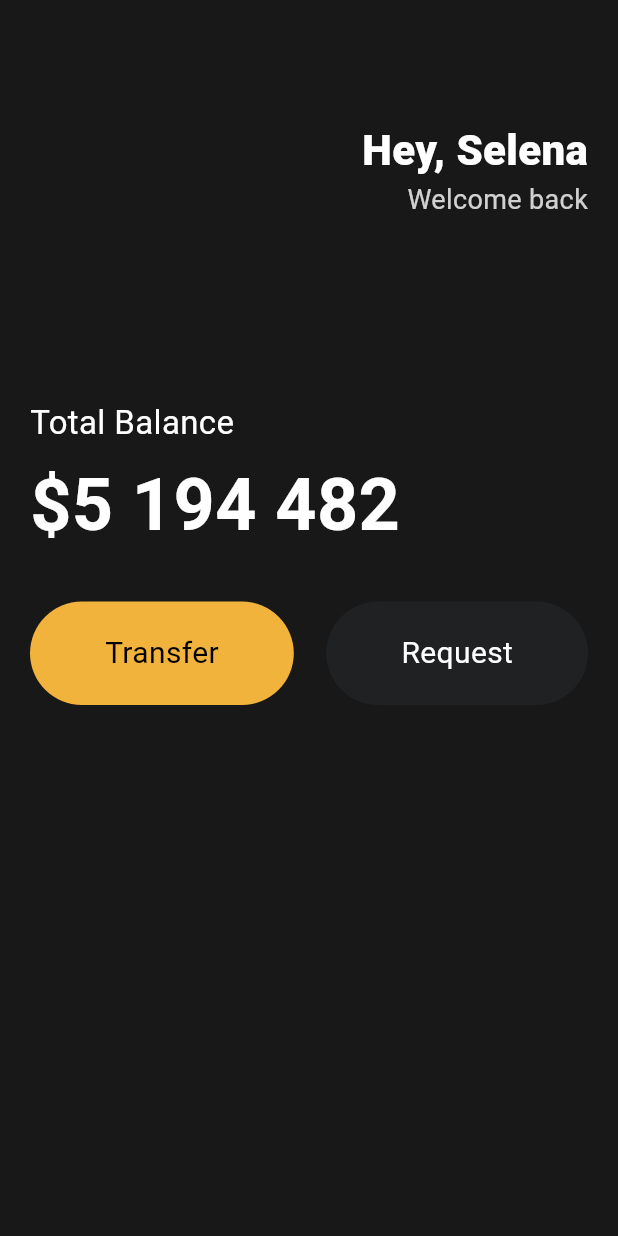
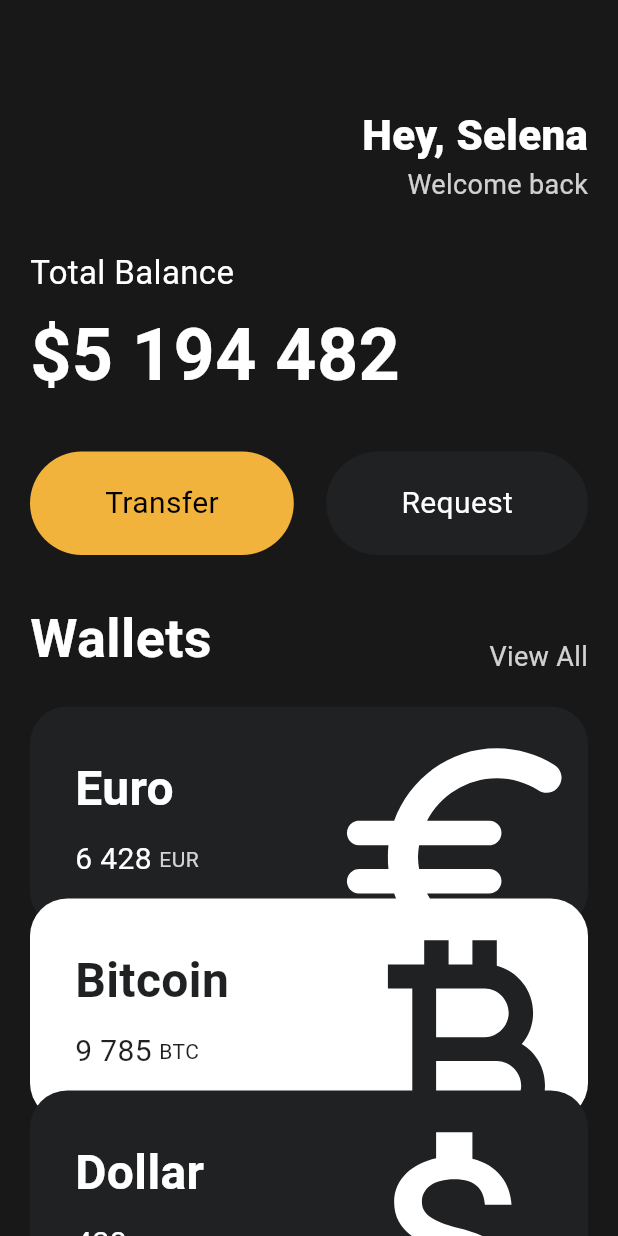
Before and after one commit to donghyukkil/Flutter_practice1, a Flutter app: the screen it shows after launch, on a phone screen of 412 x 824 dp. Run offline on Flutter 3.47's test engine with Material 3 defaults, Android fonts, the phone set to English and light mode, and no system bars.

Commit message:
feat: 정적 페이지 추가

```diff
--- a/lib/main.dart
+++ b/lib/main.dart
@@ -1,5 +1,6 @@
 import 'package:flutter/material.dart';
 import 'package:toonflix/widgets/button.dart';
+import 'package:toonflix/widgets/currency_card.dart';
 
 class Player {
   String? name;
@@ -25,7 +26,7 @@ class App extends StatelessWidget {
               crossAxisAlignment: CrossAxisAlignment.start,
               children: [
                 const SizedBox(
-                  height: 80,
+                  height: 70,
                 ),
                 Row(
                   mainAxisAlignment: MainAxisAlignment.end,
@@ -50,7 +51,7 @@ class App extends StatelessWidget {
                     )
                   ],
                 ),
-                const SizedBox(height: 120),
+                const SizedBox(height: 30),
                 const Text("Total Balance",
                     style: TextStyle(color: Colors.white, fontSize: 22)),
                 const SizedBox(
@@ -66,35 +67,73 @@ class App extends StatelessWidget {
                   mainAxisAlignment: MainAxisAlignment.spaceBetween,
                   children: [
                     Button(
-                        text: "Transfer",
-                        bgColor: Color(0xFFF1B33B),
-                        textColor: Colors.black),
-                    Mybutton()
+                      text: "Transfer",
+                      bgColor: Color(0xFFF1B33B),
+                      textColor: Colors.black,
+                    ),
+                    Button(
+                      text: "Request",
+                      bgColor: Color(0xFF1F2123),
+                      textColor: Colors.white,
+                    ),
                   ],
                 ),
+                const SizedBox(
+                  height: 30,
+                ),
+                Row(
+                  crossAxisAlignment: CrossAxisAlignment.end,
+                  mainAxisAlignment: MainAxisAlignment.spaceBetween,
+                  children: [
+                    const Text(
+                      "Wallets",
+                      style: TextStyle(
+                          color: Colors.white,
+                          fontSize: 36,
+                          fontWeight: FontWeight.w600),
+                    ),
+                    Text(
+                      "View All",
+                      style: TextStyle(
+                        color: Colors.white.withOpacity(0.8),
+                        fontSize: 18,
+                      ),
+                    ),
+                  ],
+                ),
+                const SizedBox(
+                  height: 20,
+                ),
+                const CurrencyCard(
+                  name: "Euro",
+                  code: "EUR",
+                  amount: "6 428",
+                  icon: Icons.euro_rounded,
+                  isInverted: false,
+                ),
+                Transform.translate(
+                  offset: const Offset(0, -20),
+                  child: const CurrencyCard(
+                    name: "Bitcoin",
+                    code: "BTC",
+                    amount: "9 785",
+                    icon: Icons.currency_bitcoin,
+                    isInverted: true,
+                  ),
+                ),
+                Transform.translate(
+                  offset: const Offset(0, -40),
+                  child: const CurrencyCard(
+                    name: "Dollar",
+                    code: "USD",
+                    amount: "428",
+                    icon: Icons.attach_money_outlined,
+                    isInverted: false,
+                  ),
+                )
               ],
             ),
           )),
     );
   }
 }
-
-class Mybutton extends StatelessWidget {
-  const Mybutton({
-    super.key,
-  });
-
-  @override
-  Widget build(BuildContext context) {
-    return Container(
-      decoration: BoxDecoration(
-          color: const Color(0xFF1F2123),
-          borderRadius: BorderRadius.circular(45)),
-      padding: const EdgeInsets.symmetric(vertical: 20, horizontal: 50),
-      child: const Text(
-        "Request",
-        style: TextStyle(fontSize: 20, color: Colors.white),
-      ),
-    );
-  }
-}
--- /dev/null
+++ b/lib/widgets/currency_card.dart
@@ -0,0 +1,82 @@
+import 'package:flutter/material.dart';
+
+class CurrencyCard extends StatelessWidget {
+  final String name, code, amount;
+  final IconData icon;
+  final bool isInverted;
+  final _blackColor = const Color(0xFF1F2123);
+
+  const CurrencyCard({
+    super.key,
+    required this.name,
+    required this.code,
+    required this.amount,
+    required this.icon,
+    required this.isInverted,
+  });
+
+  @override
+  Widget build(BuildContext context) {
+    return Container(
+      clipBehavior: Clip.hardEdge,
+      decoration: BoxDecoration(
+        color: isInverted ? Colors.white : _blackColor,
+        borderRadius: BorderRadius.circular(25),
+      ),
+      child: Padding(
+        padding: const EdgeInsets.all(30),
+        child: Row(
+          mainAxisAlignment: MainAxisAlignment.spaceBetween,
+          children: [
+            Column(
+              crossAxisAlignment: CrossAxisAlignment.start,
+              children: [
+                Text(
+                  name,
+                  style: TextStyle(
+                      color: isInverted ? _blackColor : Colors.white,
+                      fontSize: 32,
+                      fontWeight: FontWeight.w600),
+                ),
+                const SizedBox(
+                  height: 10,
+                ),
+                Row(
+                  children: [
+                    Text(
+                      amount,
+                      style: TextStyle(
+                        color: isInverted ? _blackColor : Colors.white,
+                        fontSize: 20,
+                      ),
+                    ),
+                    const SizedBox(
+                      width: 5,
+                    ),
+                    Text(
+                      code,
+                      style: TextStyle(
+                          color: isInverted
+                              ? _blackColor
+                              : Colors.white.withOpacity(0.8)),
+                    ),
+                  ],
+                )
+              ],
+            ),
+            Transform.scale(
+                scale: 2.2,
+                child: Transform.translate(
+                  offset: const Offset(
+                    -5,
+                    12,
+                  ),
+                  child: Icon(icon,
+                      color: isInverted ? _blackColor : Colors.white, size: 88),
+                ))
+          ],
+        ),
+      ),
+    );
+  }
+}
```
